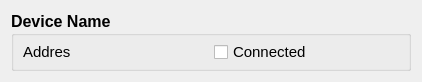
Old version of the form deviceview.ui in the repository jcaden/BlueZ-Manager.
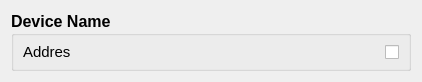
New version of the form.

Commit message: Minor fixes in device widget

Patch:
```diff
--- a/deviceview.ui
+++ b/deviceview.ui
@@ -47,7 +47,7 @@
         </property>
        </widget>
       </item>
-      <item row="0" column="1">
+      <item row="0" column="2">
        <widget class="QCheckBox" name="checkBox">
         <property name="font">
          <font>
@@ -57,13 +57,26 @@
          </font>
         </property>
         <property name="text">
-         <string>Connected</string>
+         <string/>
         </property>
         <property name="tristate">
          <bool>true</bool>
         </property>
        </widget>
       </item>
+      <item row="0" column="1">
+       <spacer name="horizontalSpacer">
+        <property name="orientation">
+         <enum>Qt::Horizontal</enum>
+        </property>
+        <property name="sizeHint" stdset="0">
+         <size>
+          <width>40</width>
+          <height>20</height>
+         </size>
+        </property>
+       </spacer>
+      </item>
      </layout>
     </widget>
    </item>
```
Left out of the diff: 3 changed lines with no effect on the pictures.
